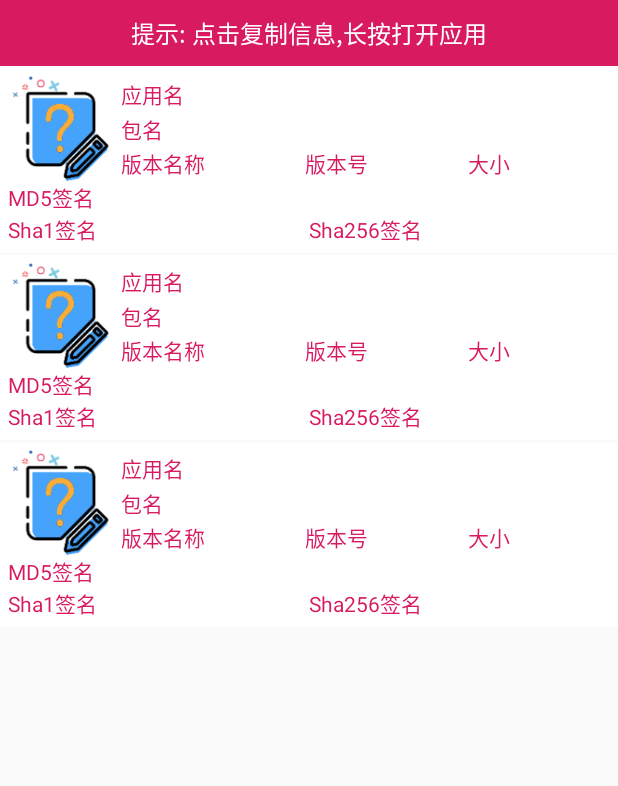
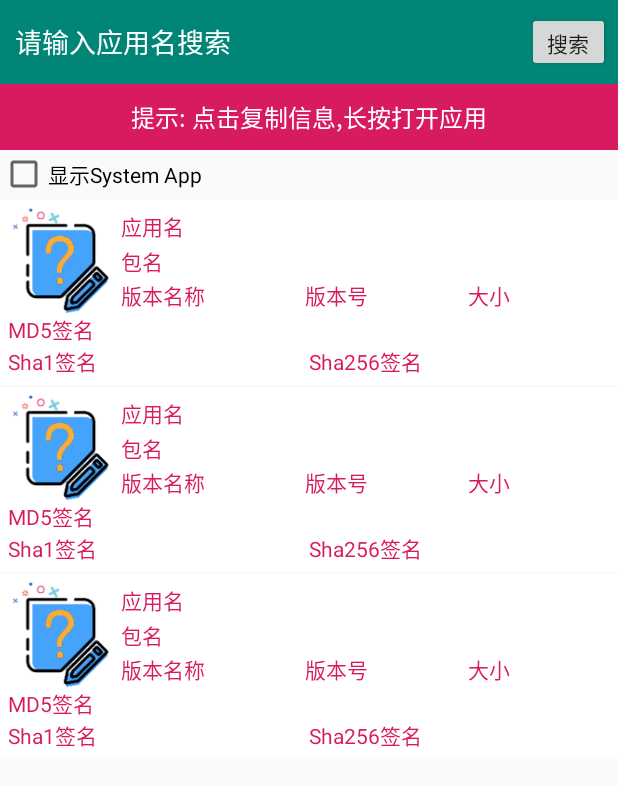
Before and after one commit to actor20170211030627/DevelopHelper, an Android app: the layout activity_app_info.xml on its own in the app's theme, with its tools: preview values and no code run, on a phone screen of 412 x 824 dp. Shown: the top 786 px of the screen. Run offline under Robolectric (Android 15) with nearby library versions, the phone set to English and light mode, and no system bars.

Commit message:
AppInfoActivity新增功能
AppInfoActivity新增功能

```diff
--- a/app/src/main/res/layout/activity_app_info.xml
+++ b/app/src/main/res/layout/activity_app_info.xml
@@ -1,12 +1,41 @@
 <?xml version="1.0" encoding="utf-8"?>
-<LinearLayout
-    xmlns:android="http://schemas.android.com/apk/res/android"
+<LinearLayout xmlns:android="http://schemas.android.com/apk/res/android"
     xmlns:app="http://schemas.android.com/apk/res-auto"
     xmlns:tools="http://schemas.android.com/tools"
     android:layout_width="match_parent"
     android:layout_height="match_parent"
     android:orientation="vertical"
     tools:context=".activity.AppInfoActivity">
+
+    <RelativeLayout
+        android:layout_width="match_parent"
+        android:layout_height="?android:attr/actionBarSize"
+        android:background="@color/colorPrimary"
+        android:focusable="true"
+        android:focusableInTouchMode="true">
+
+        <EditText
+            android:id="@+id/et_content"
+            android:layout_width="match_parent"
+            android:layout_height="match_parent"
+            android:background="@null"
+            android:hint="请输入应用名搜索"
+            android:paddingLeft="10dp"
+            android:textColor="@color/colorAccent"
+            android:textColorHint="@color/white"
+            android:imeOptions="actionDone"
+            android:maxLength="6"
+            android:singleLine="true" />
+
+        <Button
+            android:id="@+id/btn_search"
+            android:layout_width="55dp"
+            android:layout_height="40dp"
+            android:layout_alignParentRight="true"
+            android:layout_centerVertical="true"
+            android:layout_marginRight="5dp"
+            android:text="搜索" />
+    </RelativeLayout>
 
     <TextView
         android:layout_width="match_parent"
@@ -16,13 +45,18 @@
         android:padding="10dp"
         android:text="提示: 点击复制信息,长按打开应用"
         android:textColor="@color/white"
-        android:textSize="16sp"/>
+        android:textSize="16sp" />
+
+    <CheckBox
+        android:id="@+id/check_box"
+        android:layout_width="wrap_content"
+        android:text="显示System App"
+        android:layout_height="wrap_content"/>
 
     <android.support.v7.widget.RecyclerView
         android:id="@+id/rv_apps"
         android:layout_width="match_parent"
         android:layout_height="match_parent"
         app:layoutManager="android.support.v7.widget.LinearLayoutManager"
-        tools:listitem="@layout/item_app">
-    </android.support.v7.widget.RecyclerView>
+        tools:listitem="@layout/item_app"/>
 </LinearLayout>
--- a/app/src/main/res/values/styles.xml
+++ b/app/src/main/res/values/styles.xml
@@ -8,4 +8,9 @@
         <item name="colorAccent">@color/colorAccent</item>
     </style>
 
+    <style name="NoActionBar" parent="Theme.AppCompat.Light.NoActionBar">
+        <item name="colorPrimary">@color/colorPrimary</item>
+        <item name="colorPrimaryDark">@color/colorPrimaryDark</item>
+        <item name="colorAccent">@color/colorAccent</item>
+    </style>
 </resources>
```
Also changed, not shown: app/src/main/AndroidManifest.xml (+10 -11 lines), app/src/main/java/com/actor/androiddevelophelper/activity/AppInfoActivity.java (+61 -12 lines), 4 other files.
